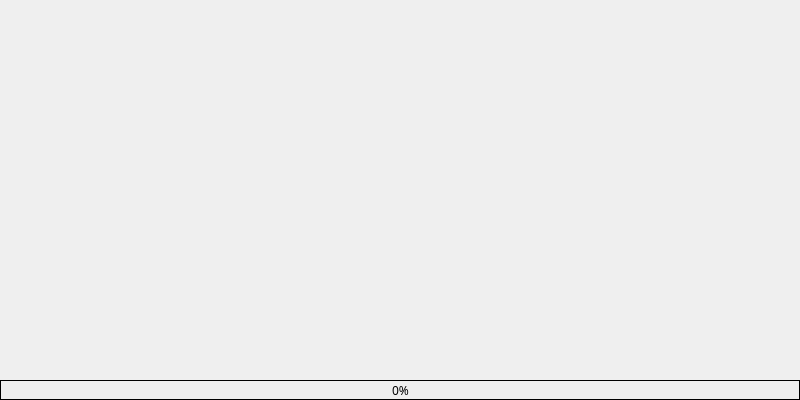
Old version of the form GCode/Slide.ui in the repository sinzens/GCode.
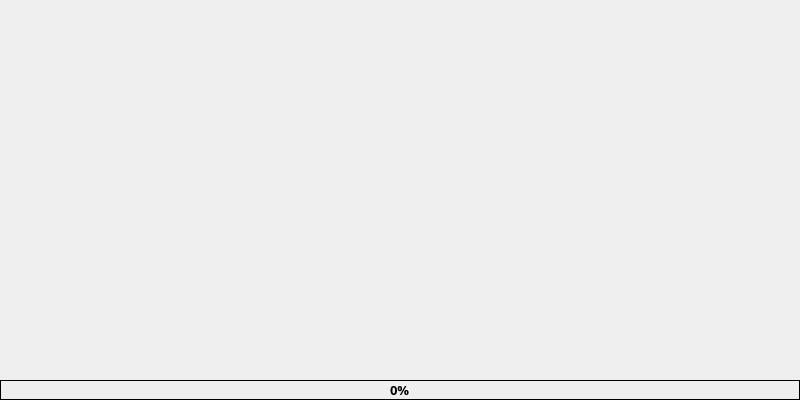
New version of the form. Icons and pictures are not drawn.

What changed in the file:
```diff
--- a/GCode/Slide.ui
+++ b/GCode/Slide.ui
@@ -74,6 +74,9 @@
      <property name="font">
       <font>
        <family>微软雅黑</family>
+       <pointsize>10</pointsize>
+       <weight>75</weight>
+       <bold>true</bold>
       </font>
      </property>
      <property name="styleSheet">
```
Left out of the diff: 10 changed lines with no effect on the pictures.
